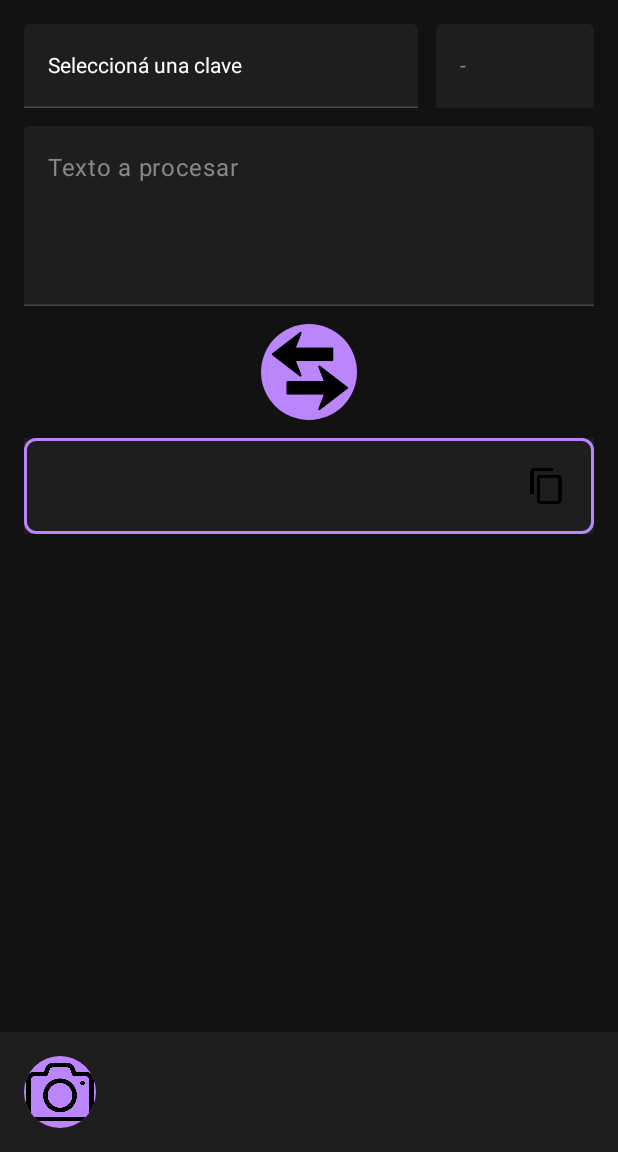
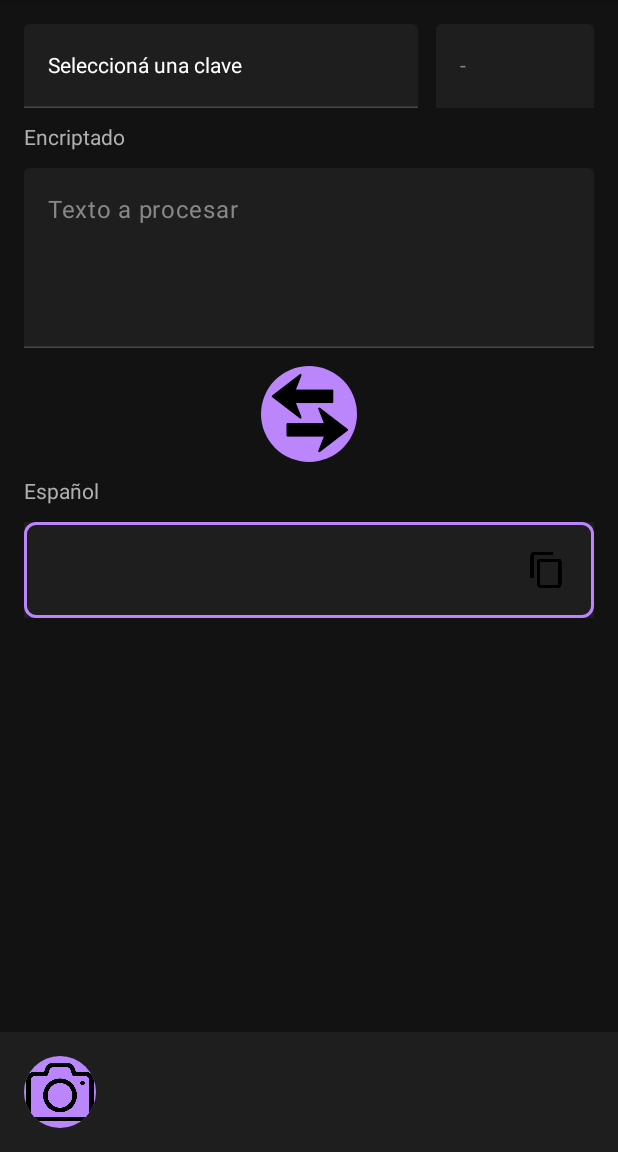
Before and after one commit to Juan-Martin-Cerezo/EncryptIA, an Android app built with Jetpack Compose: the screen it shows after launch (MainActivity), after a tap on "Alternar Encriptar/Desencriptar", on a phone screen of 412 x 824 dp, the part 84-1236 px from its top. Run offline under Robolectric (Android 15) with nearby library versions, the phone set to English and light mode, and no system bars; libraries missing offline, so code that uses them is left out: com.google.mlkit.vision; 1 statement that could not run was skipped.

Commit message:
Refactor: Implement real-time encryption and improve UI feedback
Co-authored-by: juanmartincerezo <juanmartincerezo@gmail.com>

```diff
--- a/app/src/main/java/com/example/encryptia/MainActivity.kt
+++ b/app/src/main/java/com/example/encryptia/MainActivity.kt
@@ -28,6 +28,7 @@ import androidx.compose.ui.text.input.TextFieldValue
 import androidx.compose.ui.tooling.preview.Preview
 import androidx.compose.ui.unit.dp
 import androidx.compose.ui.unit.sp
+import android.widget.Toast
 import com.google.mlkit.vision.common.InputImage
 import com.google.mlkit.vision.text.TextRecognition
 import com.google.mlkit.vision.text.latin.TextRecognizerOptions
@@ -84,7 +85,7 @@ fun EncryptorApp() {
                     inputText = TextFieldValue(visionText.text)
                 }
                 .addOnFailureListener {
-                    outputText = "Error al reconocer texto"
+                    Toast.makeText(context, "Error al reconocer texto", Toast.LENGTH_SHORT).show()
                 }
         }
     }
@@ -95,6 +96,17 @@ fun EncryptorApp() {
     val primaryText = Color.White
     val secondaryText = Color(0xFFB0B0B0)
     val resultColor = Color(0xFF03DAC6)
+
+    // Reprocesar en tiempo real ante cualquier cambio relevante
+    LaunchedEffect(inputText.text, selectedKey, selectedOption, encryptMode) {
+        val method = selectedKey
+        val option = selectedOption
+        outputText = if (encryptMode) {
+            Encryptor.encrypt(inputText.text, method, option)
+        } else {
+            Encryptor.decrypt(inputText.text, method, option)
+        }
+    }
 
     Scaffold(
         bottomBar = {
@@ -168,8 +180,6 @@ fun EncryptorApp() {
                                 onClick = {
                                     selectedKey = key
                                     expandedKey = false
-                                    outputText = ""
-                                    encryptMode = true
                                     selectedOption = when (key) {
                                         "Murciélago", "Paquidermo" -> "0"
                                         "Corrida" -> "E"
@@ -223,8 +233,6 @@ fun EncryptorApp() {
                                     onClick = {
                                         selectedOption = opt
                                         expandedOption = false
-                                        outputText = ""
-                                        encryptMode = true
                                     }
                                 )
                             }
@@ -233,12 +241,17 @@ fun EncryptorApp() {
                 }
             }
 
+            // Etiqueta del cuadro superior
+            Text(
+                text = if (encryptMode) "Español" else "Encriptado",
+                color = secondaryText,
+                fontSize = 14.sp
+            )
+
             TextField(
                 value = inputText,
                 onValueChange = {
                     inputText = it
-                    outputText = ""
-                    encryptMode = true
                 },
                 modifier = Modifier
                     .fillMaxWidth()
@@ -256,14 +269,20 @@ fun EncryptorApp() {
 
             IconButton(
                 onClick = {
-                    val method = selectedKey
-                    val option = selectedOption
-                    outputText = if (encryptMode) {
-                        Encryptor.encrypt(inputText.text, method, option)
+                    // Intercambiar textos y modo, preservando lo escrito
+                    val prevOutput = outputText
+                    val newMode = !encryptMode
+
+                    val newInput = prevOutput
+                    val newOutput = if (newMode) {
+                        Encryptor.encrypt(newInput, selectedKey, selectedOption)
                     } else {
-                        Encryptor.decrypt(inputText.text, method, option)
+                        Encryptor.decrypt(newInput, selectedKey, selectedOption)
                     }
-                    encryptMode = !encryptMode
+
+                    inputText = TextFieldValue(newInput)
+                    outputText = newOutput
+                    encryptMode = newMode
                 },
                 modifier = Modifier
                     .size(64.dp)
@@ -275,6 +294,13 @@ fun EncryptorApp() {
                     contentDescription = "Alternar Encriptar/Desencriptar"
                 )
             }
+
+            // Etiqueta del cuadro inferior
+            Text(
+                text = if (encryptMode) "Encriptado" else "Español",
+                color = secondaryText,
+                fontSize = 14.sp
+            )
 
             Box(
                 modifier = Modifier
```
